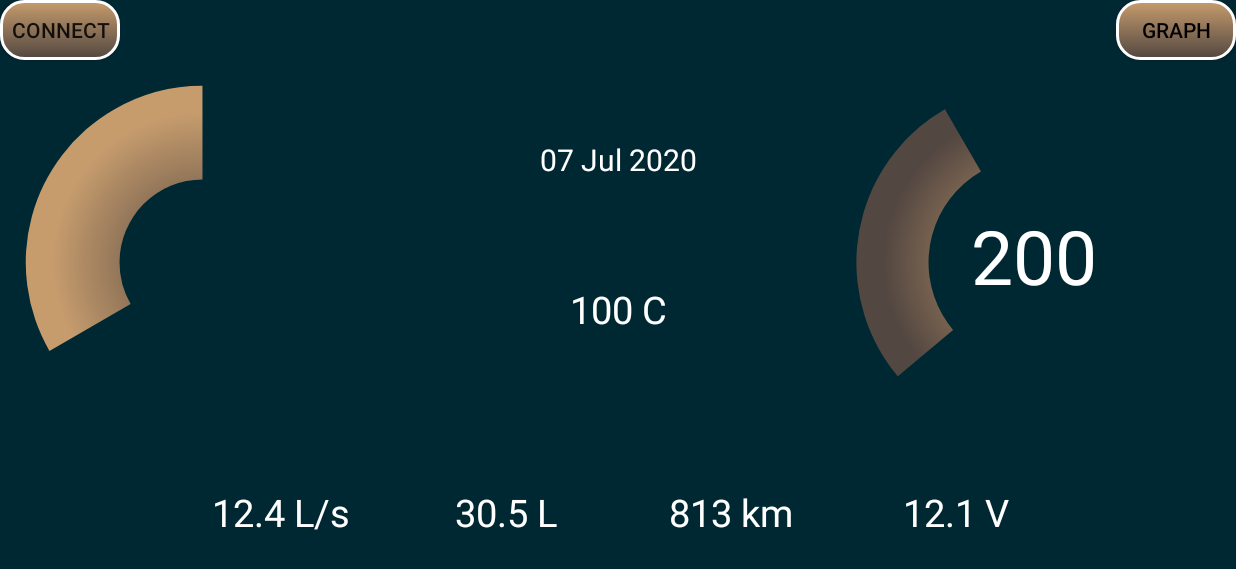
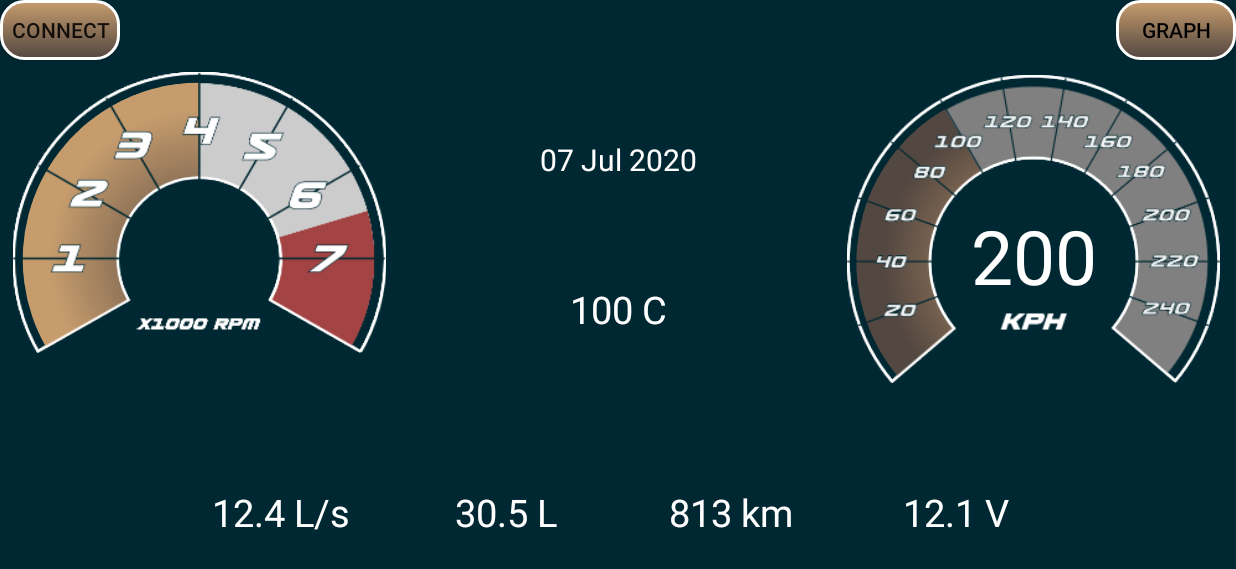
Before and after one commit to TeyUs/ELM327, an Android app: the screen it shows after launch (MainActivity), on a phone screen of 824 x 412 dp (held sideways). Shown: the top 569 px of the screen. Run offline under Robolectric (Android 15) with nearby library versions, the phone set to English and light mode, and no system bars; Roboto replaces fonts that are not available here.

Commit message:
image sorunu düzeldi
 android:src

```diff
--- a/app/src/main/res/layout/activity_main.xml
+++ b/app/src/main/res/layout/activity_main.xml
@@ -8,28 +8,28 @@
     tools:context=".MainActivity">
 
     <ImageView
-        android:id="@+id/imageView2"
+        android:id="@+id/imageView1"
         android:layout_width="250dp"
         android:layout_height="187dp"
         app:layout_constraintStart_toStartOf="@id/progressBarRPM"
         app:layout_constraintTop_toTopOf="@id/progressBarRPM"
-        app:srcCompat="@drawable/rpm_back" />
+        android:src="@drawable/rpm_back" />
 
     <ImageView
-        android:id="@+id/imageView4"
+        android:id="@+id/imageView2"
         android:layout_width="250dp"
         android:layout_height="205dp"
         app:layout_constraintEnd_toEndOf="@id/progressBarSpeed"
         app:layout_constraintTop_toTopOf="@id/progressBarSpeed"
-        app:srcCompat="@drawable/speed_back" />
+        android:src="@drawable/speed_back" />
 
     <ProgressBar
         android:id="@+id/progressBarRPM"
         style="?android:attr/progressBarStyleHorizontal"
         android:layout_width="250dp"
         android:layout_height="250dp"
-        android:layout_marginStart="10dp"
-        android:layout_marginTop="50dp"
+        android:layout_marginStart="8dp"
+        android:layout_marginTop="48dp"
         android:max="360"
         android:progress="120"
         android:progressDrawable="@drawable/circle"
@@ -55,15 +55,15 @@
         android:layout_height="187dp"
         app:layout_constraintStart_toStartOf="@id/progressBarRPM"
         app:layout_constraintTop_toTopOf="@id/progressBarRPM"
-        app:srcCompat="@drawable/rpm_text" />
+        android:src="@drawable/rpm_text" />
 
     <ImageView
-        android:id="@+id/imageView5"
+        android:id="@+id/imageView4"
         android:layout_width="250dp"
         android:layout_height="205dp"
         app:layout_constraintEnd_toEndOf="@id/progressBarSpeed"
         app:layout_constraintTop_toTopOf="@id/progressBarSpeed"
-        app:srcCompat="@drawable/speed_text" />
+        android:src="@drawable/speed_text" />
 
     <Button
         android:id="@+id/connectBTN"
@@ -187,5 +187,4 @@
         app:layout_constraintEnd_toEndOf="parent"
         app:layout_constraintStart_toStartOf="parent"
         app:layout_constraintTop_toTopOf="parent" />
-
 </androidx.constraintlayout.widget.ConstraintLayout>
```
